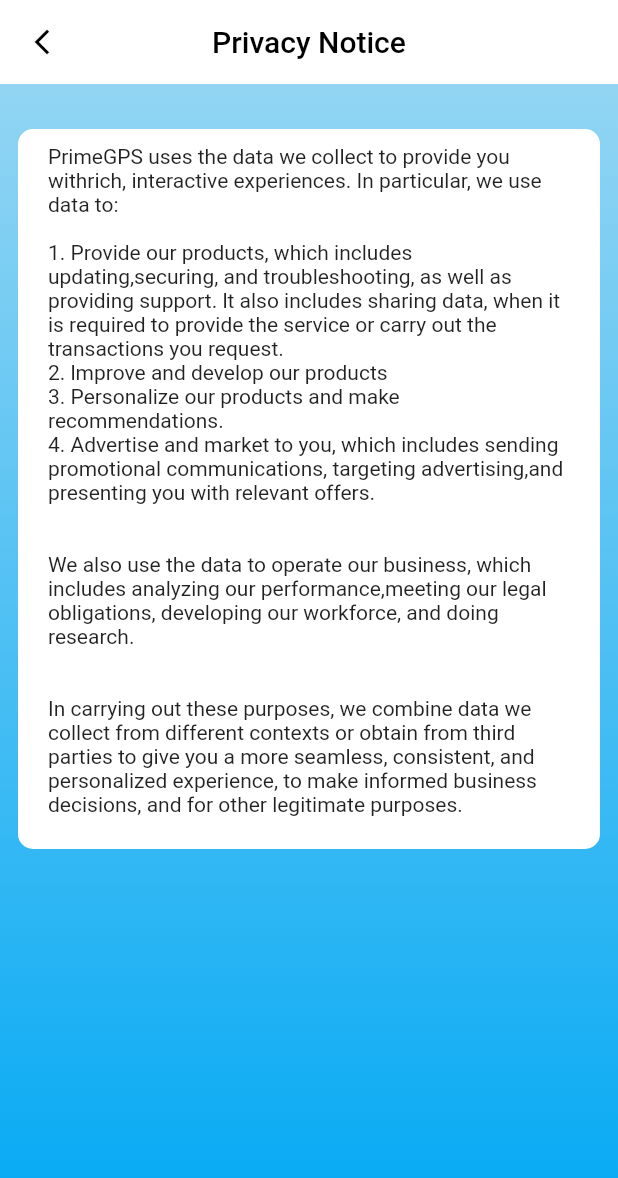
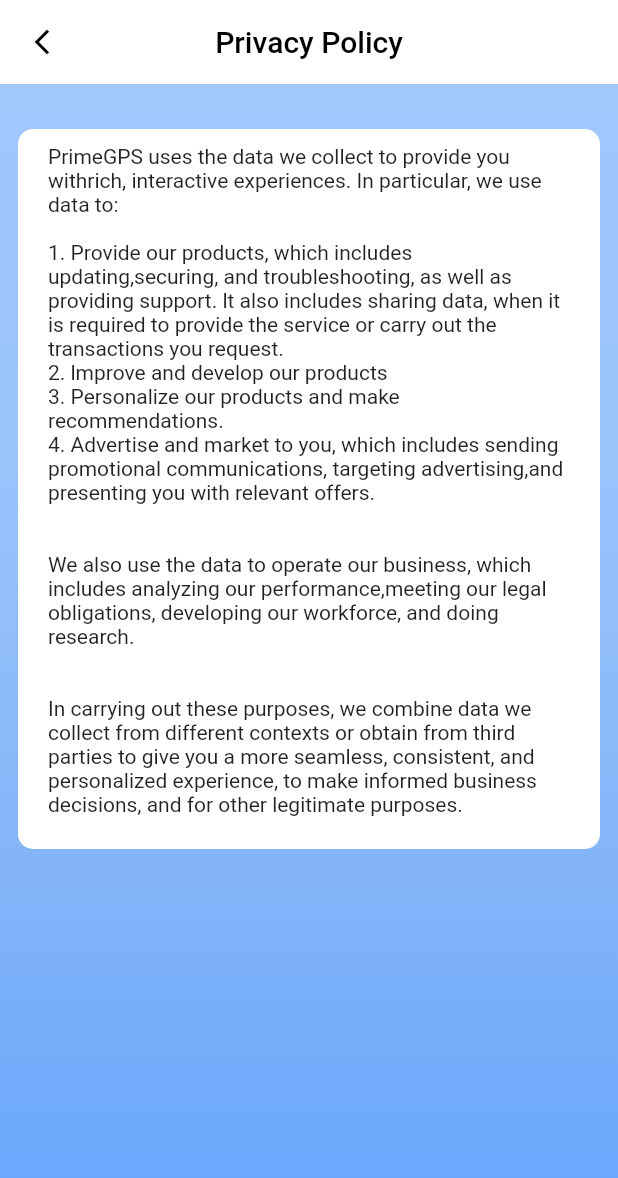
Before and after one commit to NguyenMartinV/PA32_alt, a Flutter app: the AboutPage screen opened by its route, after a tap on "Privacy Notice", on a phone screen of 412 x 824 dp. Shown: the top 1178 px of the screen. Run offline on Flutter 3.47's test engine with Material 2 defaults, Android fonts, the phone set to English and light mode, and no system bars; our stand-ins replace date_format, dio, expandable, fluro, flutter_blue, flutter_easyloading and 9 more; missing offline and left inert: custom_info_window, flutter_phone_direct_caller, flutter_pickers, flutter_sms, scan; accounts and stored records are empty; network calls fail.

Commit message:
Updated the About page background color

```diff
--- a/pa32flutter/lib/about/about_page.dart
+++ b/pa32flutter/lib/about/about_page.dart
@@ -40,10 +40,10 @@
                 begin: Alignment.topCenter,
                 end: Alignment.bottomCenter,
                 colors: [
-                  Color(0x6603A9F4),
-                  Color(0x9903A9F4),
-                  Color(0xcc03A9F4),
-                  Color(0xff03A9F4),
+                  Color(0xFFA2C8FC),
+                  Color(0xFF9AC3FC),
+                  Color(0xFF85B5F8),
+                  Color(0xFF66A5FC),
                 ]
             )
         ),
--- a/pa32flutter/lib/about/component/privacy.dart
+++ b/pa32flutter/lib/about/component/privacy.dart
@@ -7,7 +7,7 @@
   Widget build(BuildContext context) {
     return  CommonAppBar(
       bgColor:  const Color(0xffF2F2F2),
-      title: "Privacy Notice",
+      title: "Privacy Policy",
       body: PrivacyText(),
     );
   }
@@ -22,10 +22,10 @@
               begin: Alignment.topCenter,
               end: Alignment.bottomCenter,
               colors: [
-                Color(0x6603A9F4),
-                Color(0x9903A9F4),
-                Color(0xcc03A9F4),
-                Color(0xff03A9F4),
+                Color(0xFFA2C8FC),
+                Color(0xFF9AC3FC),
+                Color(0xFF85B5F8),
+                Color(0xFF66A5FC),
               ]
           )
       ),
```
Also changed, not shown: pa32flutter/lib/about/component/agreement.dart (+4 -4 lines), pa32flutter/lib/about/component/contact.dart (+4 -4 lines), pa32flutter/assets/images/app logo final.png, pa32flutter/pubspec.lock.
